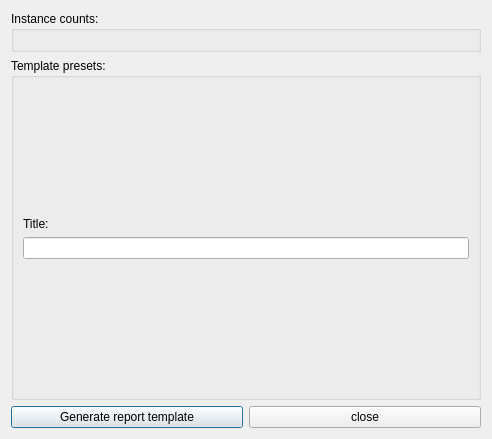
Crystal-Photonics/crystalTestFrameworkApp, file src/Windows/dummydatacreator.ui: the form before one commit.
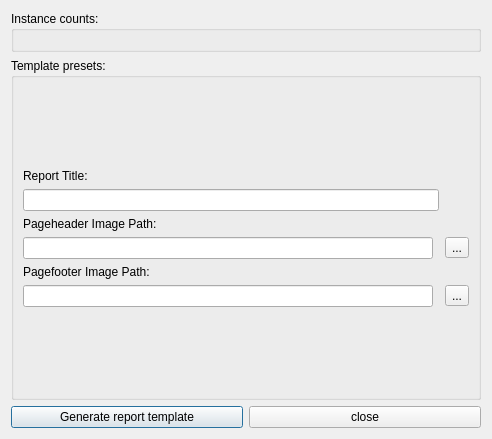
The form after the commit.

Patch:
```diff
--- a/src/Windows/dummydatacreator.ui
+++ b/src/Windows/dummydatacreator.ui
@@ -46,6 +46,26 @@
       <string>Template presets:</string>
      </property>
      <layout class="QGridLayout" name="gridLayout_4">
+      <item row="5" column="0">
+       <widget class="QLabel" name="label_3">
+        <property name="text">
+         <string>Pagefooter Image Path:</string>
+        </property>
+       </widget>
+      </item>
+      <item row="7" column="0">
+       <spacer name="verticalSpacer_3">
+        <property name="orientation">
+         <enum>Qt::Vertical</enum>
+        </property>
+        <property name="sizeHint" stdset="0">
+         <size>
+          <width>20</width>
+          <height>40</height>
+         </size>
+        </property>
+       </spacer>
+      </item>
       <item row="0" column="0">
        <spacer name="verticalSpacer">
         <property name="orientation">
@@ -54,7 +74,7 @@
         <property name="sizeHint" stdset="0">
          <size>
           <width>20</width>
-          <height>123</height>
+          <height>40</height>
          </size>
         </property>
        </spacer>
@@ -62,25 +82,39 @@
       <item row="1" column="0">
        <widget class="QLabel" name="label">
         <property name="text">
-         <string>Title:</string>
+         <string>Report Title:</string>
         </property>
        </widget>
       </item>
-      <item row="2" column="0">
+      <item row="2" column="0" colspan="2">
        <widget class="QLineEdit" name="edt_title"/>
       </item>
+      <item row="4" column="0">
+       <widget class="QLineEdit" name="edt_image_header"/>
+      </item>
+      <item row="6" column="0">
+       <widget class="QLineEdit" name="edt_image_footer"/>
+      </item>
       <item row="3" column="0">
-       <spacer name="verticalSpacer_2">
-        <property name="orientation">
-         <enum>Qt::Vertical</enum>
+       <widget class="QLabel" name="label_2">
+        <property name="text">
+         <string>Pageheader Image Path:</string>
         </property>
-        <property name="sizeHint" stdset="0">
-         <size>
-          <width>20</width>
-          <height>122</height>
-         </size>
+       </widget>
+      </item>
+      <item row="4" column="2">
+       <widget class="QToolButton" name="btn_image_header">
+        <property name="text">
+         <string>...</string>
         </property>
-       </spacer>
+       </widget>
+      </item>
+      <item row="6" column="2">
+       <widget class="QToolButton" name="btn_image_footer">
+        <property name="text">
+         <string>...</string>
+        </property>
+       </widget>
       </item>
      </layout>
     </widget>
```
